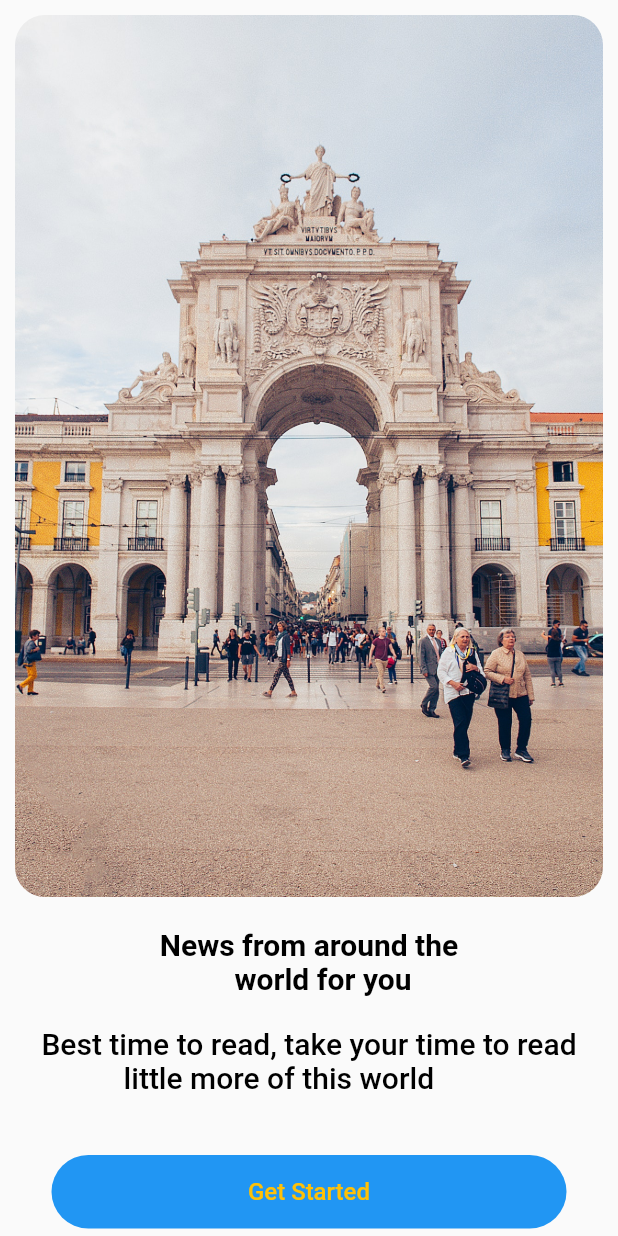
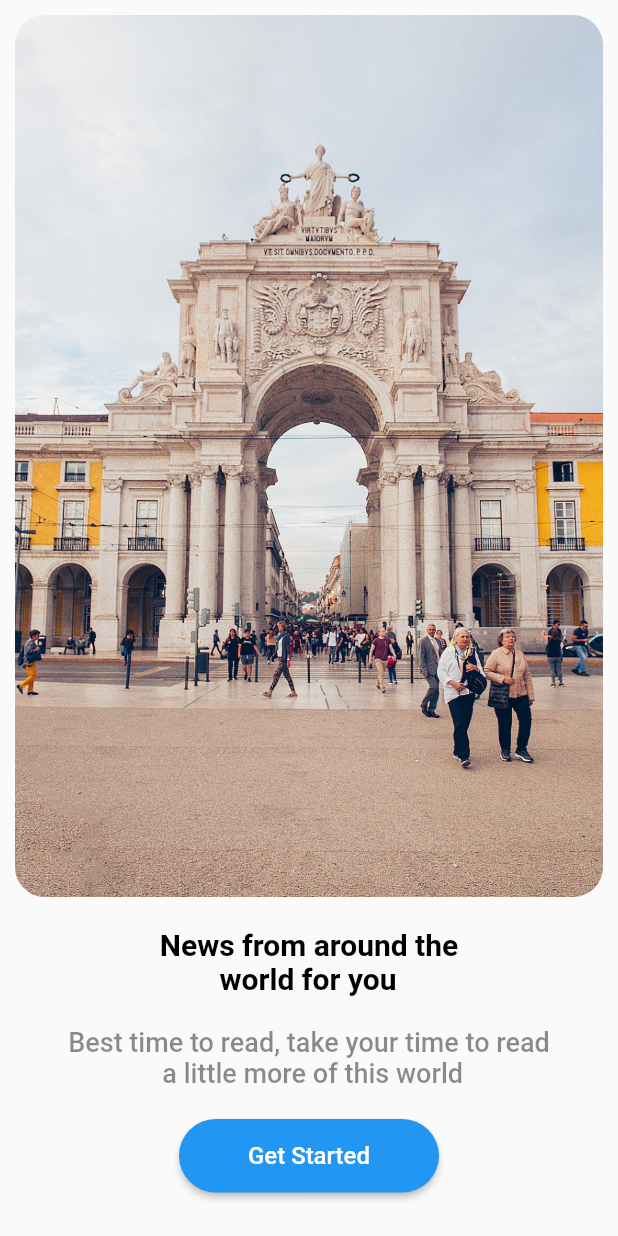
Before and after one commit to shakeelahammedabdulla/PACE-X, a Flutter app: the screen it shows after launch, on a phone screen of 412 x 824 dp. Run offline on Flutter 3.47's test engine with Material 2 defaults, Android fonts, the phone set to English and light mode, and no system bars; our stand-ins replace carousel_slider, smooth_page_indicator.

Commit message:
text replacement

```diff
--- a/lib/pages/landing_page.dart
+++ b/lib/pages/landing_page.dart
@@ -1,7 +1,82 @@
+// import 'package:flutter/material.dart';
+
+// class LandingPage extends StatefulWidget {
+//   const LandingPage({super.key});
+
+//   @override
+//   State<LandingPage> createState() => _LandingPageState();
+// }
+
+// class _LandingPageState extends State<LandingPage> {
+//   @override
+//   Widget build(BuildContext context) {
+//     return Scaffold(
+//       body: Container(
+//         margin: EdgeInsets.symmetric(horizontal: 10.0, vertical: 10.0),
+//         child: Column(
+//           children: [
+//             ClipRRect(
+//               borderRadius: BorderRadius.circular(20),
+//               child: Image.asset(
+//                 "images/building.jpg",
+//                 width: MediaQuery.of(context).size.width -
+//                     20, // Corrected the width calculation
+//                 fit: BoxFit.cover,
+//               ),
+//             ),
+//             SizedBox(
+//               height: 20.0,
+//             ),
+//             Text(
+//               "News from around the\n          world for you",
+//               style: TextStyle(
+//                 color: Colors.black,
+//                 fontSize: 20.0,
+//                 fontWeight: FontWeight.bold,
+//               ),
+//             ),
+//             SizedBox(
+//               height: 20.0,
+//             ),
+//             Text(
+//               "Best time to read, take your time to read\n           little more of this world",
+//               style: TextStyle(
+//                 color: Colors.black,
+//                 fontSize: 20.0,
+//                 fontWeight: FontWeight.w500,
+//               ),
+//             ),
+//             SizedBox(height: 40.0,),
+
+//             Container(
+//             width: MediaQuery.of(context).size.width/1.2,
+//             padding: EdgeInsets.symmetric(vertical: 15.0),
+//                 decoration: BoxDecoration(
+//                   color: Colors.blue,
+//                   borderRadius: BorderRadius.circular(30),
+//                 ),
+//                 child: Center(
+//                   child: Text(
+//                     "Get Started",
+//                     style: TextStyle(
+//                         color: Colors.amber,
+//                         fontSize: 16.0,
+//                         fontWeight: FontWeight.w500),
+//                   ),
+//                 ),
+//               ),
+//           ],
+//         ),
+//       ),
+//     );
+//   }
+// }
+
+
 import 'package:flutter/material.dart';
 
 class LandingPage extends StatefulWidget {
-  const LandingPage({super.key});
+  const LandingPage({Key? key}) : super(key: key);
 
   @override
   State<LandingPage> createState() => _LandingPageState();
@@ -14,13 +89,13 @@ class _LandingPageState extends State<LandingPage> {
       body: Container(
         margin: EdgeInsets.symmetric(horizontal: 10.0, vertical: 10.0),
         child: Column(
+          crossAxisAlignment: CrossAxisAlignment.center,
           children: [
             ClipRRect(
               borderRadius: BorderRadius.circular(20),
               child: Image.asset(
                 "images/building.jpg",
-                width: MediaQuery.of(context).size.width -
-                    20, // Corrected the width calculation
+                width: MediaQuery.of(context).size.width - 20,
                 fit: BoxFit.cover,
               ),
             ),
@@ -28,7 +103,7 @@ class _LandingPageState extends State<LandingPage> {
               height: 20.0,
             ),
             Text(
-              "News from around the\n          world for you",
+              "News from around the\n        world for you",
               style: TextStyle(
                 color: Colors.black,
                 fontSize: 20.0,
@@ -39,32 +114,38 @@ class _LandingPageState extends State<LandingPage> {
               height: 20.0,
             ),
             Text(
-              "Best time to read, take your time to read\n           little more of this world",
+              "Best time to read, take your time to read\n              a little more of this world",
               style: TextStyle(
-                color: Colors.black,
-                fontSize: 20.0,
+                color: Colors.black45,
+                fontSize: 18.0,
                 fontWeight: FontWeight.w500,
               ),
             ),
-            SizedBox(height: 40.0,),
-
-            Container(
-            width: MediaQuery.of(context).size.width/1.2,
-            padding: EdgeInsets.symmetric(vertical: 15.0),
-                decoration: BoxDecoration(
-                  color: Colors.blue,
-                  borderRadius: BorderRadius.circular(30),
+            SizedBox(
+              height: 20.0,  // Adjusted the SizedBox height to provide some spacing.
+            ),
+            ElevatedButton(
+              onPressed: () {
+                // Add your action here
+              },
+              style: ElevatedButton.styleFrom(
+                primary: Colors.blue,
+                shape: RoundedRectangleBorder(
+                  borderRadius: BorderRadius.circular(30.0),
                 ),
-                child: Center(
-                  child: Text(
-                    "Get Started",
-                    style: TextStyle(
-                        color: Colors.amber,
-                        fontSize: 16.0,
-                        fontWeight: FontWeight.w500),
+              ),
+              child:Padding(
+                padding: EdgeInsets.symmetric(vertical: 15.0, horizontal: 30.0),
+                child: Text(
+                  "Get Started",
+                  style: TextStyle(
+                    color: Colors.white,
+                    fontSize: 16.0,
+                    fontWeight: FontWeight.w500,
                   ),
                 ),
               ),
+            ),
           ],
         ),
       ),
```
